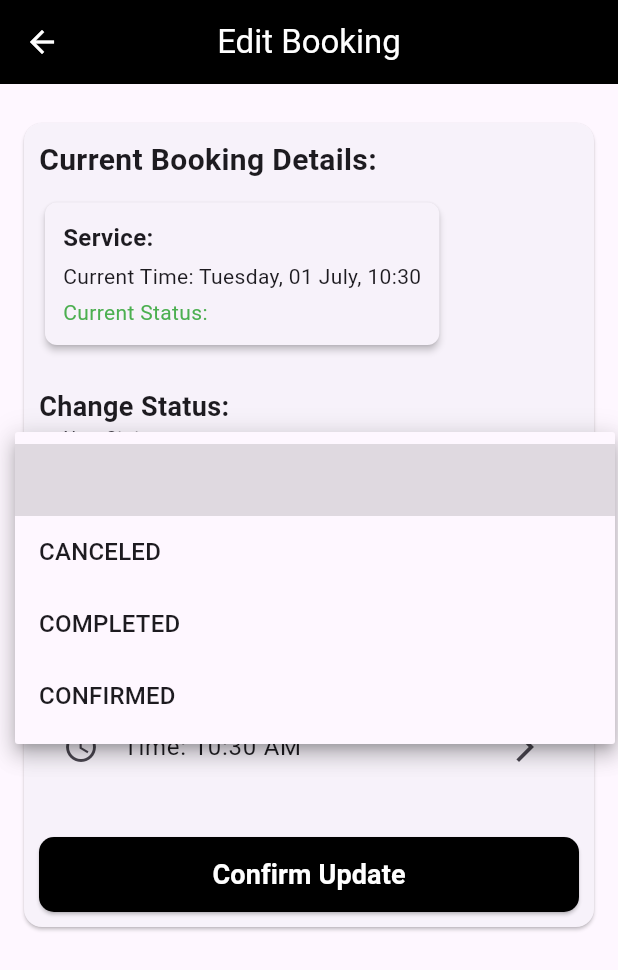
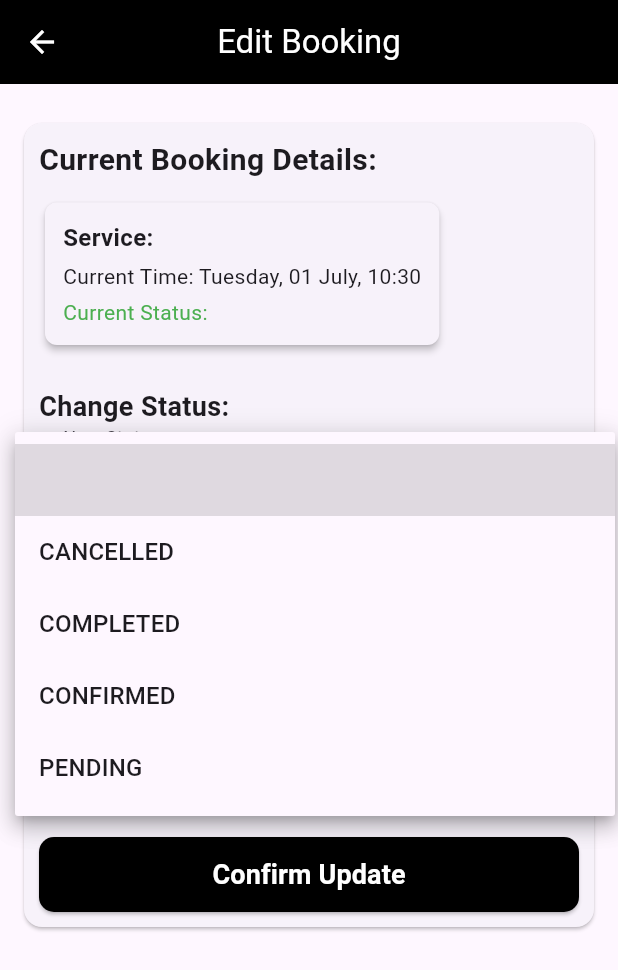
Before and after one commit to TghHry/barbershop, a Flutter app: the UpdateBookingScreen screen opened directly with empty values, after a tap on "New Status", on a phone screen of 412 x 824 dp. Shown: the top 970 px of the screen. Run offline on Flutter 3.47's test engine with Material 3 defaults, Android fonts, the phone set to English and light mode, and no system bars; our stand-ins replace carousel_slider, flutter_secure_storage, go_router, image_picker, shared_preferences; accounts and stored records are empty.

Commit message:
barbershop

```diff
--- a/lib/presentations/admin/barbershop/home/history/update/screen/update_screen.dart
+++ b/lib/presentations/admin/barbershop/home/history/update/screen/update_screen.dart
@@ -29,7 +29,7 @@ class _UpdateBookingScreenState extends State<UpdateBookingScreen> {
   void initState() {
     super.initState();
     // Initialize form fields with current booking data
-    _selectedStatus = widget.booking.status;
+    _selectedStatus = widget.booking.status; // Nilai awal
     _selectedDate = widget.booking.bookingTime;
     _selectedTime = TimeOfDay.fromDateTime(widget.booking.bookingTime);
 
@@ -161,24 +161,67 @@ class _UpdateBookingScreenState extends State<UpdateBookingScreen> {
     final selectedFormattedDate =
         _selectedDate == null
             ? 'No date selected'
-            : DateFormat(
-              'dd MMMMyyyy',
-            ).format(_selectedDate!.toLocal()); // Perbaikan format tahun
+            : DateFormat('dd MMMMyyyy').format(_selectedDate!.toLocal());
     final selectedFormattedTime =
         _selectedTime == null
             ? 'No time selected'
             : _selectedTime!.format(context);
 
-    // --- PERUBAHAN DI SINI: Daftar status yang diizinkan sekarang tetap ---
-    List<String> allowedStatuses = ['canceled', 'completed', 'confirmed'];
-    // Pastikan status saat ini ada di dropdown jika belum ada
-    if (!allowedStatuses.contains(widget.booking.status.toLowerCase())) {
-      allowedStatuses.add(widget.booking.status.toLowerCase());
+    // --- LOGIKA STATUS DINAMIS BERDASARKAN ATURAN TRANSISI BACKEND ---
+    List<String> allowedStatuses = [];
+    String currentStatusLower = widget.booking.status.toLowerCase();
+
+    debugPrint(
+      'UpdateBookingScreen: Current booking status (lowercase): $currentStatusLower',
+    );
+
+    // Aturan transisi status yang umum (sesuaikan dengan backend Anda)
+    // Menggunakan ejaan 'cancelled' (dua 'l') secara konsisten.
+    // Memastikan 'completed' bisa diakses dari 'confirmed'.
+    if (currentStatusLower == 'pending') {
+      allowedStatuses.addAll([
+        'confirmed',
+        'cancelled',
+      ]); // Menggunakan 'cancelled'
+    } else if (currentStatusLower == 'confirmed') {
+      allowedStatuses.addAll([
+        'completed',
+        'cancelled',
+      ]); // Menggunakan 'completed' dan 'cancelled'
+    } else if (currentStatusLower == 'cancelled' ||
+        currentStatusLower == 'completed') {
+      // Jika sudah 'cancelled' atau 'completed', biasanya tidak bisa diubah lagi.
+      // Hanya tampilkan status saat ini sebagai pilihan (tidak bisa diubah).
+      allowedStatuses.add(currentStatusLower);
+    } else {
+      // Untuk status lain yang tidak terduga, atau status awal yang tidak ada di atas,
+      // tambahkan semua status yang mungkin sebagai fallback.
+      allowedStatuses.addAll([
+        'pending',
+        'confirmed',
+        'completed',
+        'cancelled',
+      ]); // Menggunakan 'cancelled'
     }
-    allowedStatuses.sort(); // Urutkan untuk tampilan yang lebih baik
+
+    // Pastikan status saat ini selalu ada di dropdown (jika belum ada dari logika di atas)
+    if (!allowedStatuses.contains(currentStatusLower)) {
+      allowedStatuses.add(currentStatusLower);
+    }
+
+    // Hapus duplikat dan urutkan untuk tampilan yang lebih baik
+    allowedStatuses = allowedStatuses.toSet().toList();
+    allowedStatuses.sort();
+
+    debugPrint(
+      'UpdateBookingScreen: Final allowed statuses for dropdown: $allowedStatuses',
+    );
+    debugPrint(
+      'UpdateBookingScreen: Currently selected status for dropdown value: $_selectedStatus',
+    );
 
     return Scaffold(
-      // backgroundColor: Colors.black,
+      // backgroundColor: Colors.black, // Jika Anda ingin gradien, ini harus transparan dan menggunakan Stack
       appBar: AppBar(
         title: const Text('Edit Booking'),
         backgroundColor: Colors.black,
@@ -252,7 +295,6 @@ class _UpdateBookingScreenState extends State<UpdateBookingScreen> {
                     border: OutlineInputBorder(),
                     labelText: 'New Status',
                   ),
-                  // --- PERUBAHAN UTAMA DI SINI: Menggunakan allowedStatuses ---
                   items:
                       allowedStatuses.map<DropdownMenuItem<String>>((
                         String value,
```
